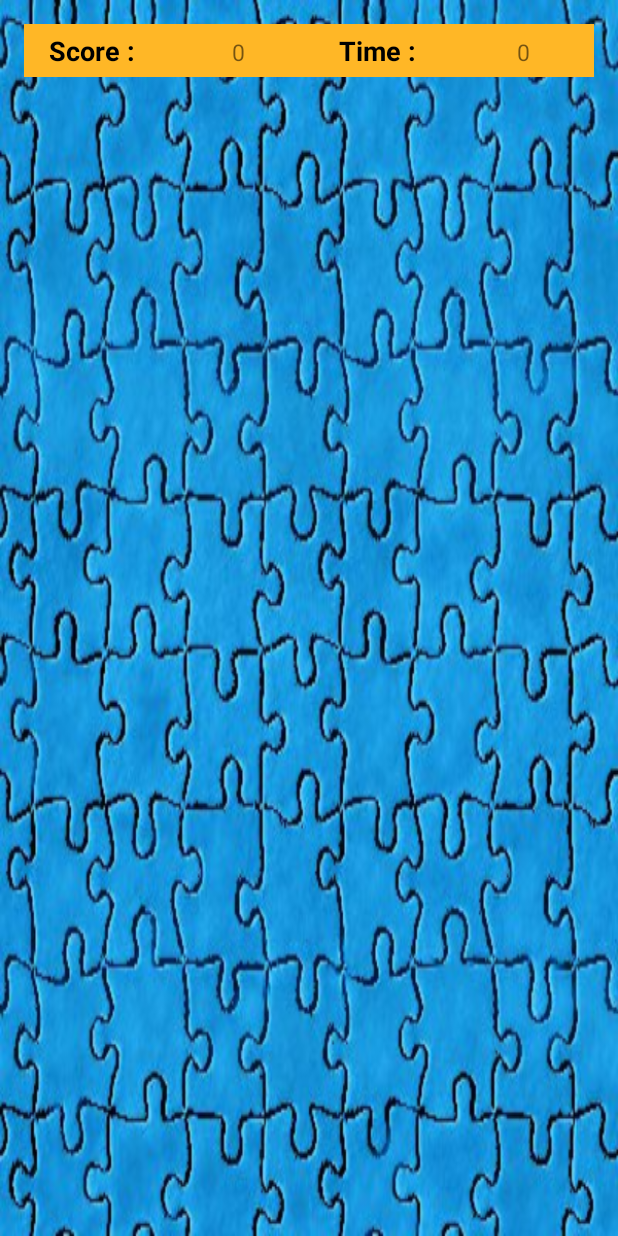
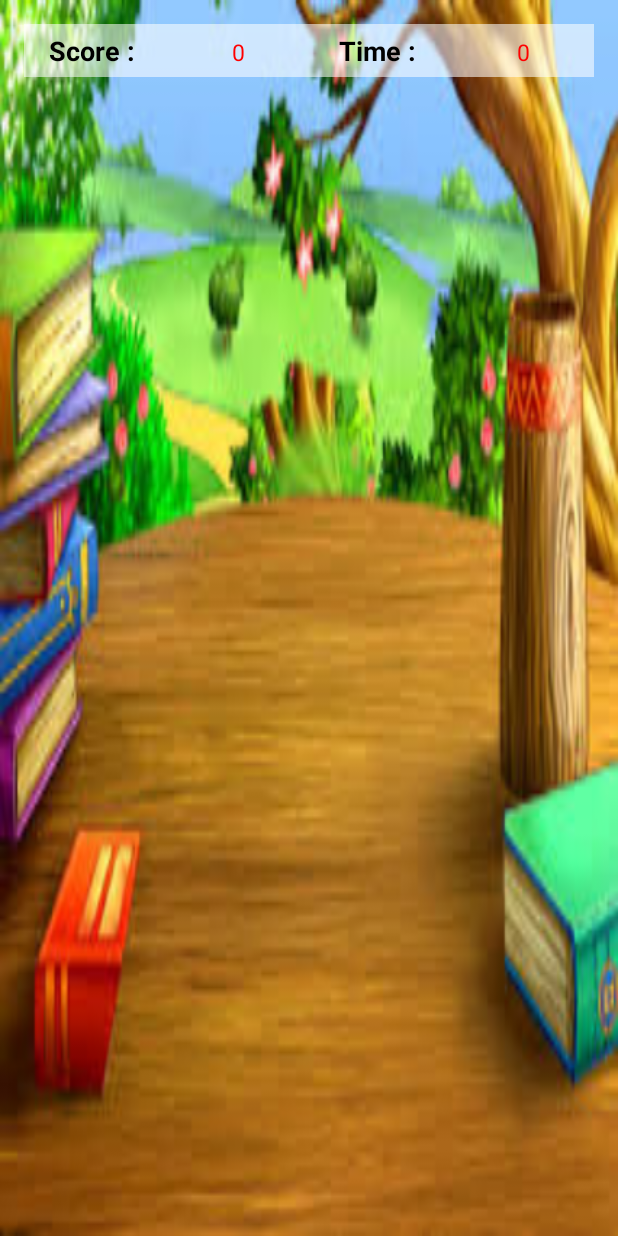
Before and after one commit to alirabie/puzzle_Game, an Android app: the layout activity_main.xml on its own in the app's theme, with its tools: preview values and no code run, on a phone screen of 412 x 824 dp. Run offline under Robolectric (Android 15) with nearby library versions, the phone set to English and light mode, and no system bars.

Commit message:
Change Game Background and Make it fullscreen

```diff
--- a/app/src/main/AndroidManifest.xml
+++ b/app/src/main/AndroidManifest.xml
@@ -4,11 +4,11 @@
 
     <application
         android:allowBackup="true"
-        android:icon="@mipmap/ic_launcher"
+        android:icon="@drawable/icon"
         android:label="@string/app_name"
         android:supportsRtl="true"
         android:noHistory="true"
-        android:theme="@style/AppTheme">
+        android:theme="@style/Theme.AppCompat.NoActionBar">
         <activity android:name=".MainActivity">
 
             <intent-filter>
--- a/app/src/main/res/layout/activity_main.xml
+++ b/app/src/main/res/layout/activity_main.xml
@@ -8,7 +8,7 @@
     android:paddingRight="@dimen/activity_horizontal_margin"
     android:paddingTop="@dimen/activity_vertical_margin"
     tools:context="examplewtest.midopc.puzzlegame.MainActivity"
-    android:background="@drawable/bg">
+    android:background="@drawable/background">
 
 
     <LinearLayout
@@ -16,7 +16,7 @@
         android:layout_width="match_parent"
         android:layout_height="wrap_content"
         android:id="@+id/linearLayout"
-        android:background="#ffb726">
+        android:background="#92ffffff">
 
         <TextView
             android:layout_width="match_parent"
@@ -38,7 +38,8 @@
             android:layout_weight="1"
             android:gravity="center"
             android:padding="5dp"
-            android:textSize="15dp" />
+            android:textSize="15dp"
+            android:textColor="#ff0000" />
 
         <TextView
             android:layout_width="match_parent"
@@ -58,7 +59,8 @@
             android:id="@+id/timer"
             android:layout_weight="1"
             android:gravity="center"
-            android:textSize="15dp" />
+            android:textSize="15dp"
+            android:textColor="#ff0000" />
 
     </LinearLayout>
 
```
Also changed, not shown: app/src/main/java/examplewtest/midopc/puzzlegame/MainActivity.java (+7 -4 lines), app/src/main/res/drawable/background.png (added), app/src/main/res/drawable/icon.png (added).
